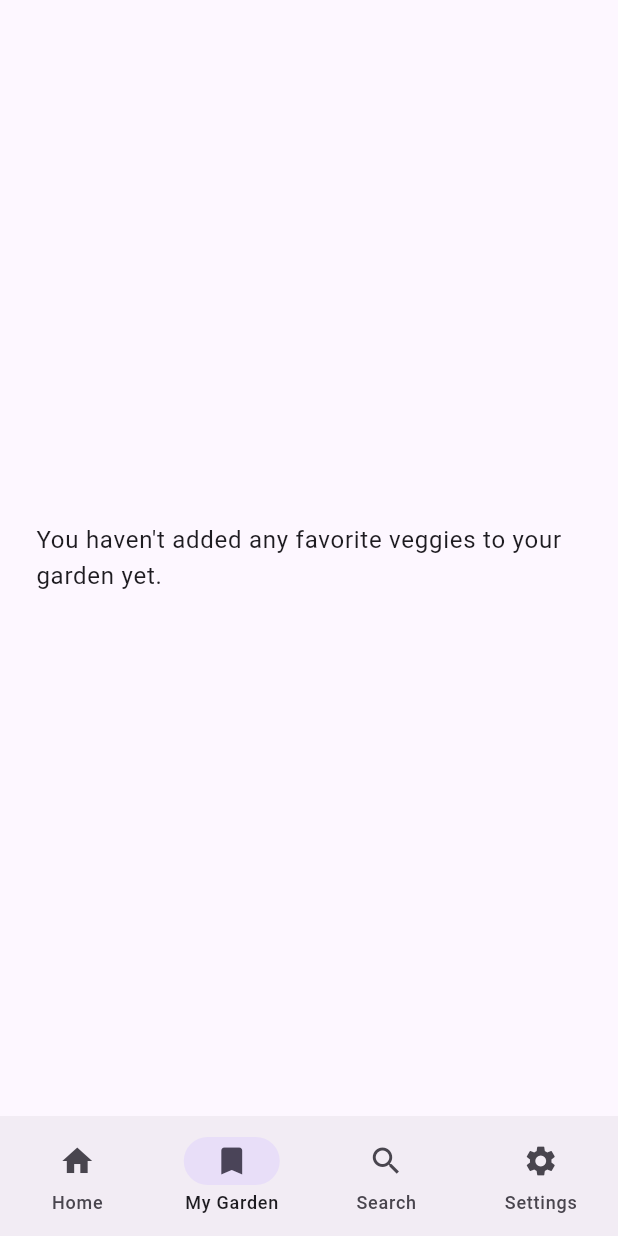
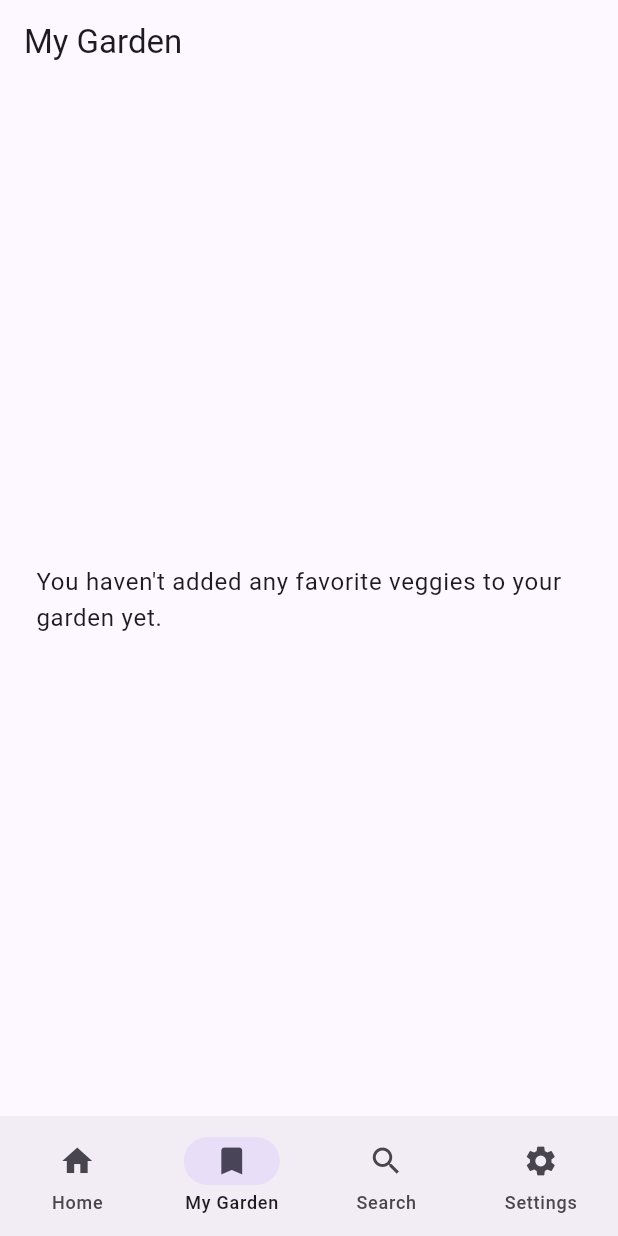
Before and after one commit to InMatrix/veggieseasons_adaptive, a Flutter app: the screen it shows after launch, item 2 of the bottom bar chosen, on a phone screen of 412 x 824 dp. Run offline on Flutter 3.47's test engine with Material 2 defaults, Android fonts, the light colour scheme and no system bars; our stand-ins replace font_awesome_flutter.

Commit message:
Add appbar for the favorites screen

```diff
--- a/lib/screens/home.dart
+++ b/lib/screens/home.dart
@@ -95,6 +95,7 @@ class _MyHomePageState extends State<MyHomePage> {
           ),
         ],
       ),
+      appBar: currentPageIndex == 1 ? AppBar(title: Text("My Garden")) : null,
     );
   }
 
```
